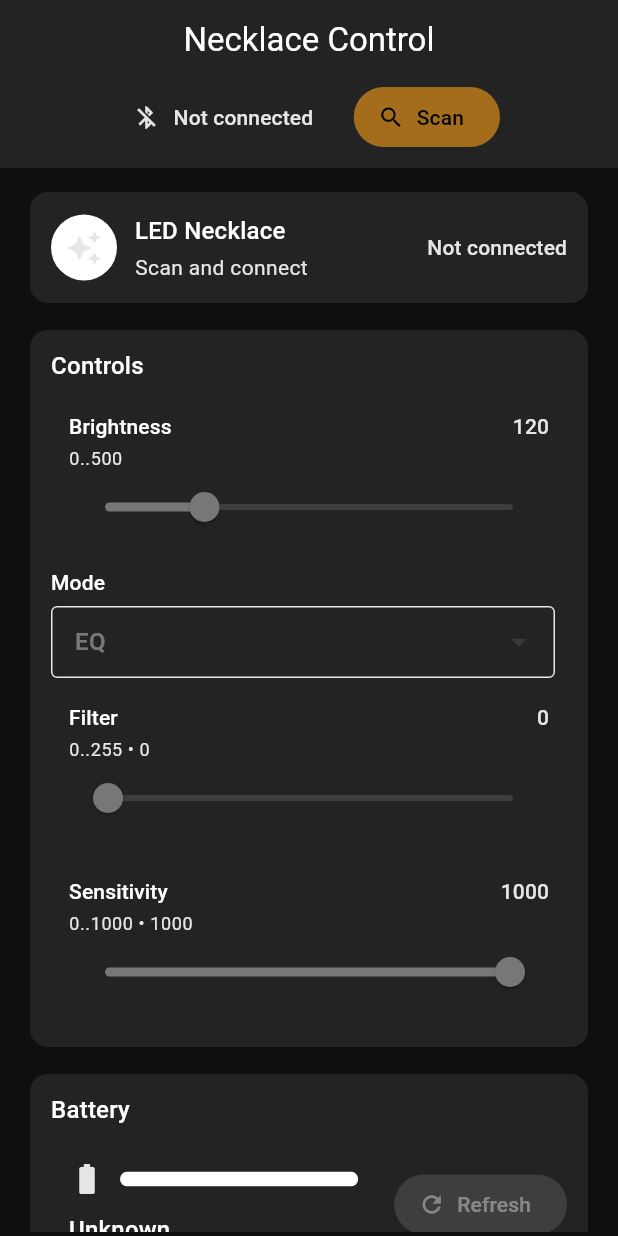
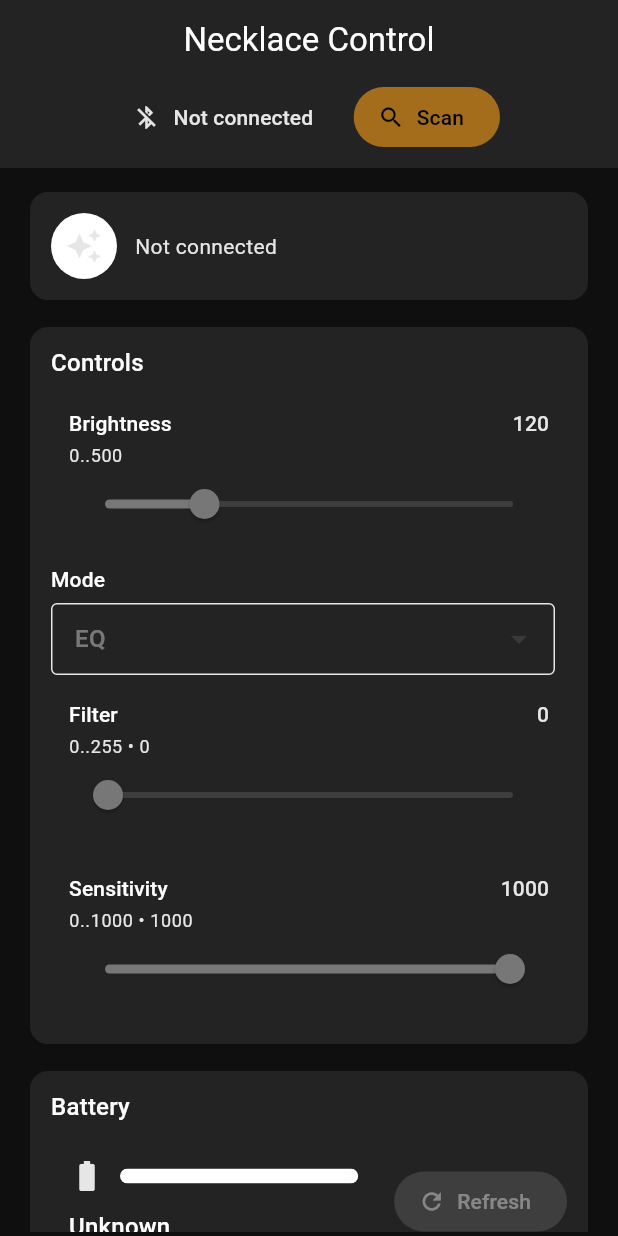
Before and after one commit to chbeeler/led_necklace_control, a Flutter app: the screen it shows after launch, on a phone screen of 412 x 824 dp. Run offline on Flutter 3.47's test engine with Material 3 defaults, Android fonts, the phone set to English and light mode, and no system bars; missing offline and left inert: universal_ble.

Commit message:
Simplifies header card UI
Refactors the header card to display only the device name when connected, and a 'Not connected' message when disconnected, improving clarity and reducing visual clutter.

Removes the status variable and associated logic.

```diff
--- a/lib/main.dart
+++ b/lib/main.dart
@@ -767,10 +767,9 @@ class _ConnectionChip extends StatelessWidget {
 }
 
 class _HeaderCard extends StatelessWidget {
-  const _HeaderCard({required this.deviceName, required this.connected, required this.status});
+  const _HeaderCard({required this.deviceName, required this.connected});
   final String deviceName;
   final bool connected;
-  final String status;
 
   @override
   Widget build(BuildContext context) {
@@ -790,23 +789,12 @@ class _HeaderCard extends StatelessWidget {
             ),
             const SizedBox(width: 12),
             Expanded(
-              child: Column(
-                crossAxisAlignment: CrossAxisAlignment.start,
-                children: [
-                  Text(deviceName, style: Theme.of(context).textTheme.titleMedium),
-                  const SizedBox(height: 2),
-                  Text(
-                    connected ? 'Ready to control' : 'Scan and connect',
-                    style: Theme.of(context).textTheme.bodyMedium?.copyWith(color: cs.onSurfaceVariant),
-                  ),
-                ],
-              ),
-            ),
-            Text(
-              status,
-              style: Theme.of(context).textTheme.labelLarge?.copyWith(
-                    color: connected ? cs.primary : cs.onSurfaceVariant,
-                  ),
+              child: connected
+                  ? Text(deviceName, style: Theme.of(context).textTheme.titleMedium)
+                  : Text(
+                      'Not connected',
+                      style: Theme.of(context).textTheme.bodyMedium?.copyWith(color: cs.onSurfaceVariant),
+                    ),
             ),
           ],
         ),
```
